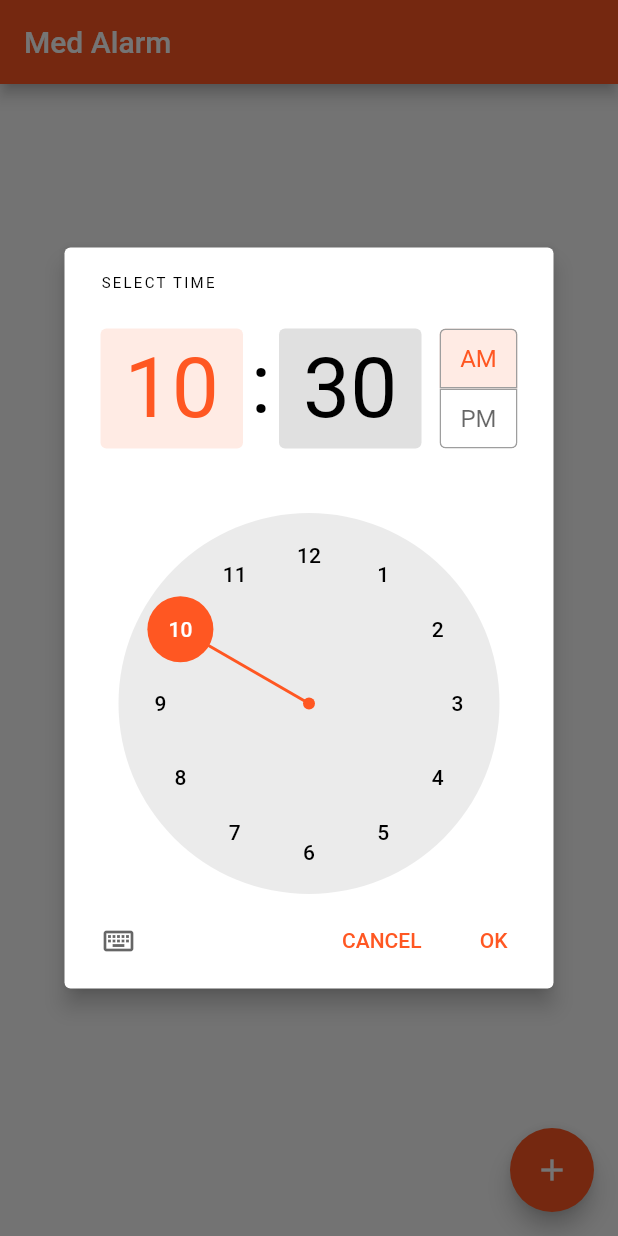
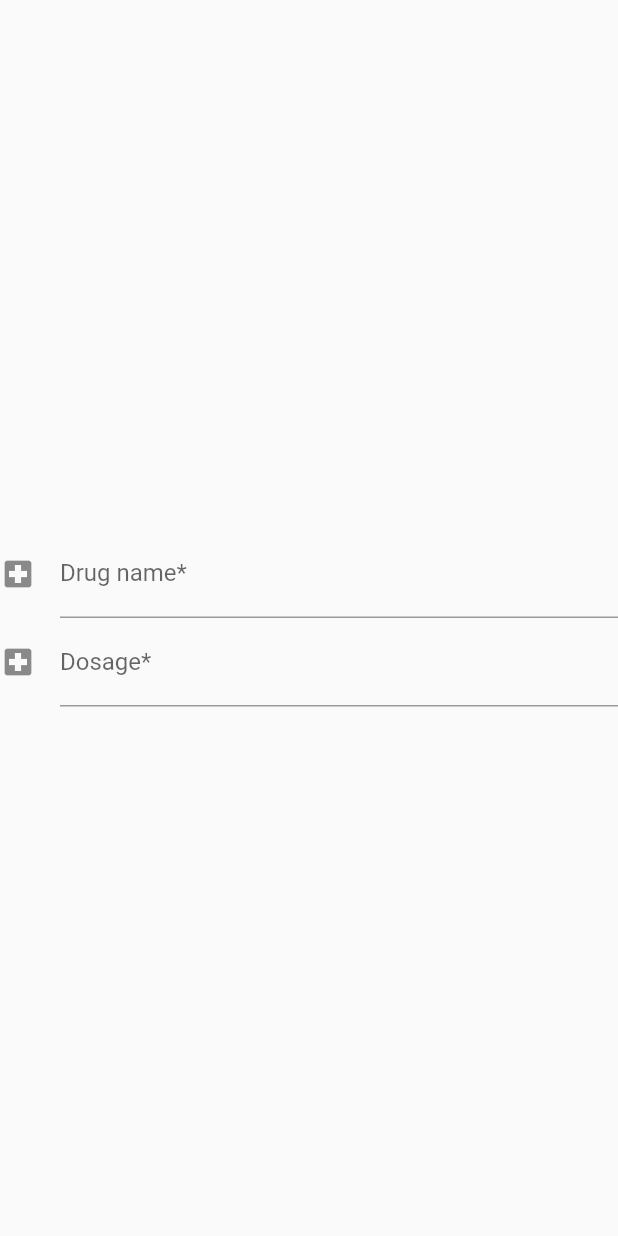
Before and after one commit to tkrishnan91/MedAlarm, a Flutter app: the screen it shows after launch, after a tap on the "add" icon, on a phone screen of 412 x 824 dp. Run offline on Flutter 3.47's test engine with Material 2 defaults, Android fonts, the phone set to English and light mode, and no system bars; our stand-ins replace camera, sqflite; accounts and stored records are empty.

Commit message:
Add new screens and DB

```diff
--- a/lib/constants/constants.dart
+++ b/lib/constants/constants.dart
@@ -1,2 +1,4 @@
 final String HOME_SCREEN="/HOME_SCREEN";
 final String CAMERA_SCREEN="/CAMERA_SCREEN";
+final String MEDHISTORY_SCREEN="/MEDHISTORY_SCREEN";
+final String ALARMCONFIGURATION_SCREEN="/ALARMCONFIGURATION_SCREEN";
--- /dev/null
+++ b/lib/db/Alarm.dart
@@ -0,0 +1,28 @@
+class Alarm {
+  int id;
+  String drugName;
+  int dosage;
+  String timeOfDay;
+
+
+  Alarm(this.id, this.drugName, this.dosage, this.timeOfDay);
+
+  Alarm.fromMap(Map<String, dynamic> map) {
+    id = map["_id"];
+    drugName = map["medname"];
+    dosage = map["dosage"];
+    timeOfDay = map["time"];
+  }
+
+  Map<String, dynamic> toMap() {
+    var map = <String, dynamic>{
+      "medname": drugName,
+      "dosage": dosage,
+      "time": timeOfDay
+    };
+    if (id != null) {
+      map["_id"] = id;
+    }
+    return map;
+  }
+}
--- a/lib/main.dart
+++ b/lib/main.dart
@@ -3,8 +3,10 @@ import 'package:camera/camera.dart';
 import 'package:flutter/material.dart';
 import 'package:flutter/services.dart';
 import 'package:flutter/widgets.dart';
+import 'package:medalarm/screens/AlarmConfigurationScreen.dart';
 import 'package:medalarm/screens/AlarmScreen.dart';
 import 'package:medalarm/screens/CameraScreen.dart';
+import 'package:medalarm/screens/MedHistoryScreen.dart';
 import 'package:medalarm/screens/TakeMedScreen.dart';
 import 'package:camera/camera.dart';
 
@@ -36,6 +38,7 @@ class MyApp extends StatelessWidget {
         routes: <String, WidgetBuilder>{
           HOME_SCREEN: (BuildContext context) => TakeMedScreen(),
           CAMERA_SCREEN: (BuildContext context) => CameraScreen(this.cameras),
+          MEDHISTORY_SCREEN: (BuildContext context) => MedHistoryScreen(),
         }
       );
     }else {
@@ -48,6 +51,8 @@ class MyApp extends StatelessWidget {
           routes: <String, WidgetBuilder>{
             HOME_SCREEN: (BuildContext context) => TakeMedScreen(),
             CAMERA_SCREEN: (BuildContext context) => CameraScreen(this.cameras),
+            MEDHISTORY_SCREEN: (BuildContext context) => MedHistoryScreen(),
+            ALARMCONFIGURATION_SCREEN: (BuildContext context) => AlarmConfigurationScreen(),
           }
       );
     }
--- /dev/null
+++ b/lib/screens/AlarmConfigurationScreen.dart
@@ -0,0 +1,82 @@
+import 'package:flutter/material.dart';
+import 'package:flutter/services.dart';
+
+class AlarmConfigurationScreen extends StatefulWidget{
+  @override
+  State<StatefulWidget> createState() {
+    return _AlarmConfigurationScreenState();
+  }
+}
+
+class _AlarmConfigurationScreenState extends State<AlarmConfigurationScreen> {
+  static const platform = const MethodChannel('com.tsri.medalarm/alarm');
+
+  @override
+  Widget build(BuildContext context) {
+    return Scaffold(
+      body: Form(
+                      child: Column(
+                        children: <Widget>[
+                          TextFormField(
+                            decoration: const InputDecoration(
+                              icon: Icon(Icons.local_hospital),
+                              hintText: 'Name of your medicine',
+                              labelText: 'Drug name*',
+                            ) ,
+                            validator: (value) {
+                            if (value.isEmpty){
+                              return "Please enter a value";
+                            }
+                            return null;
+                            }
+                          ),
+                          TextFormField(
+                              decoration: const InputDecoration(
+                                icon: Icon(Icons.local_hospital),
+                                hintText: 'Enter the drug dosage',
+                                labelText: 'Dosage*',
+                              ) ,
+                              validator: (value) {
+                                if (value.isEmpty){
+                                  return "Please enter a value";
+                                }
+                                return null;
+                              }
+                          ),
+                        ],
+                        mainAxisAlignment: MainAxisAlignment.center,
+                        crossAxisAlignment: CrossAxisAlignment.center,
+                      ),
+                    )
+        );
+  }
+//  void _registerAlarm() async {
+//    bool alarmSet = false;
+//    TimeOfDay selectedTime = await showTimePicker(
+//      initialTime: TimeOfDay.now(),
+//      context: context,
+//    );
+//
+//    if (selectedTime != null) {
+//      try {
+//        alarmSet = await platform.invokeMethod("setAlarm", <String, dynamic>{
+//          'hour': selectedTime.hour,
+//          'minute': selectedTime.minute
+//        });
+//      } on PlatformException catch (e) {
+//        print("Was not able to setAlarm" + e.toString());
+//      }
+//
+//      if(alarmSet)
+//      {
+//        setState(() {
+//          // This call to setState tells the Flutter framework that something has
+//          // changed in this State, which causes it to rerun the build method below
+//          // so that the display can reflect the updated values. If we changed
+//          // _counter without calling setState(), then the build method would not be
+//          // called again, and so nothing would appear to happen.
+//          _listOfAlarms.add(selectedTime);
+//        });}
+//    }
+//  }
+}
--- a/lib/screens/AlarmScreen.dart
+++ b/lib/screens/AlarmScreen.dart
@@ -1,5 +1,6 @@
 import 'package:flutter/material.dart';
 import 'package:flutter/services.dart';
+import 'package:medalarm/constants/constants.dart';
 
 class AlarmScreen extends StatefulWidget {
   AlarmScreen({Key key, this.title}) : super(key: key);
@@ -52,11 +53,6 @@ class _AlarmScreenState extends State<AlarmScreen> {
     // fast, so that you can just rebuild anything that needs updating rather
     // than having to individually change instances of widgets.
     return Scaffold(
-      appBar: AppBar(
-        // Here we take the value from the MyHomePage object that was created by
-        // the App.build method, and use it to set our appbar title.
-        title: Text(widget.title),
-      ),
       body: ListView.builder(
         itemCount: _listOfAlarms.length,
         itemBuilder: (BuildContext ctxt, int index) {
@@ -92,7 +88,7 @@ class _AlarmScreenState extends State<AlarmScreen> {
         },
       ),
       floatingActionButton: FloatingActionButton(
-        onPressed: _registerAlarm,
+        onPressed: (){Navigator.pushNamed(context, ALARMCONFIGURATION_SCREEN);},
         tooltip: 'Add alarm',
         child: Icon(Icons.add),
       ), // This trailing comma makes auto-formatting nicer for build methods.
--- a/lib/screens/TakeMedScreen.dart
+++ b/lib/screens/TakeMedScreen.dart
@@ -141,7 +141,8 @@ class _TakeMedScreenState extends State<TakeMedScreen> {
             iconSize: 200,
             tooltip: 'Accept the picture',
             onPressed: () {
-              SystemChannels.platform.invokeMethod('SystemNavigator.pop');
+              Navigator.pushNamed(context, MEDHISTORY_SCREEN);
+//              SystemChannels.platform.invokeMethod('SystemNavigator.pop');
             },
           )
       ),
--- a/pubspec.yaml
+++ b/pubspec.yaml
@@ -25,6 +25,7 @@ dependencies:
   cupertino_icons: ^0.1.2
   camera: ^0.5.6
   path_provider: ^1.4.2
+  sqflite: ^1.2.0
 
 dev_dependencies:
   flutter_test:
```
Also changed, not shown: lib/db/DatabaseHelper.dart (added, +77 -0 lines), lib/screens/CameraScreen.dart (+6 -2 lines), lib/screens/MedHistoryScreen.dart (added, +220 -0 lines), pubspec.lock, 1 other file.
